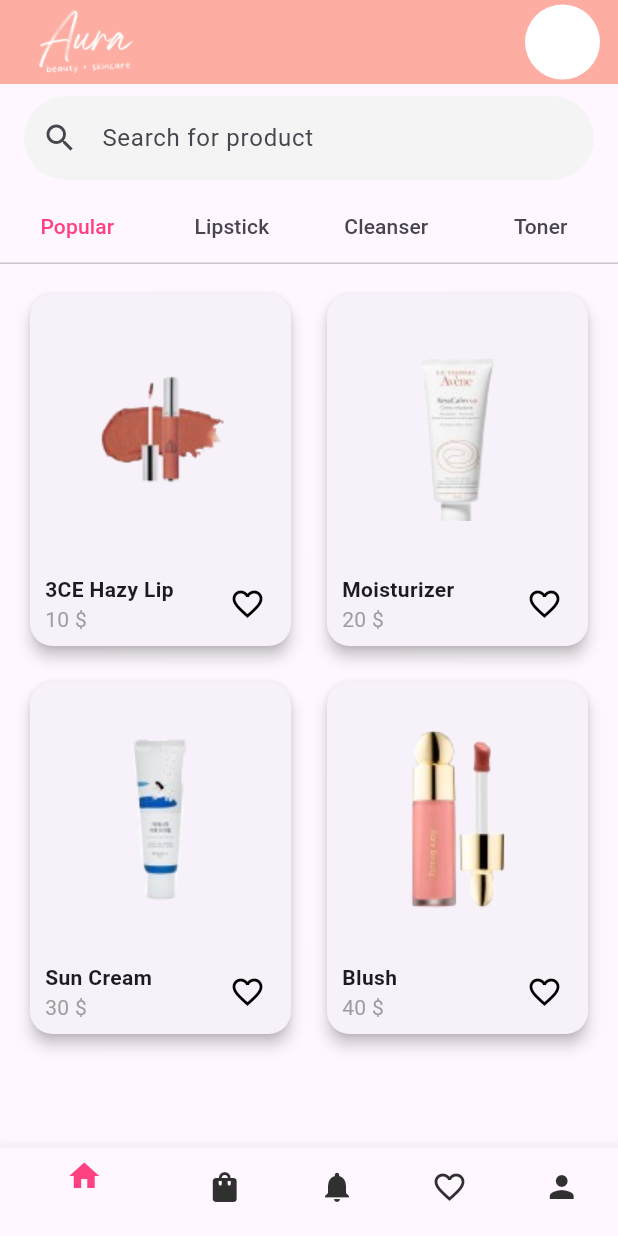
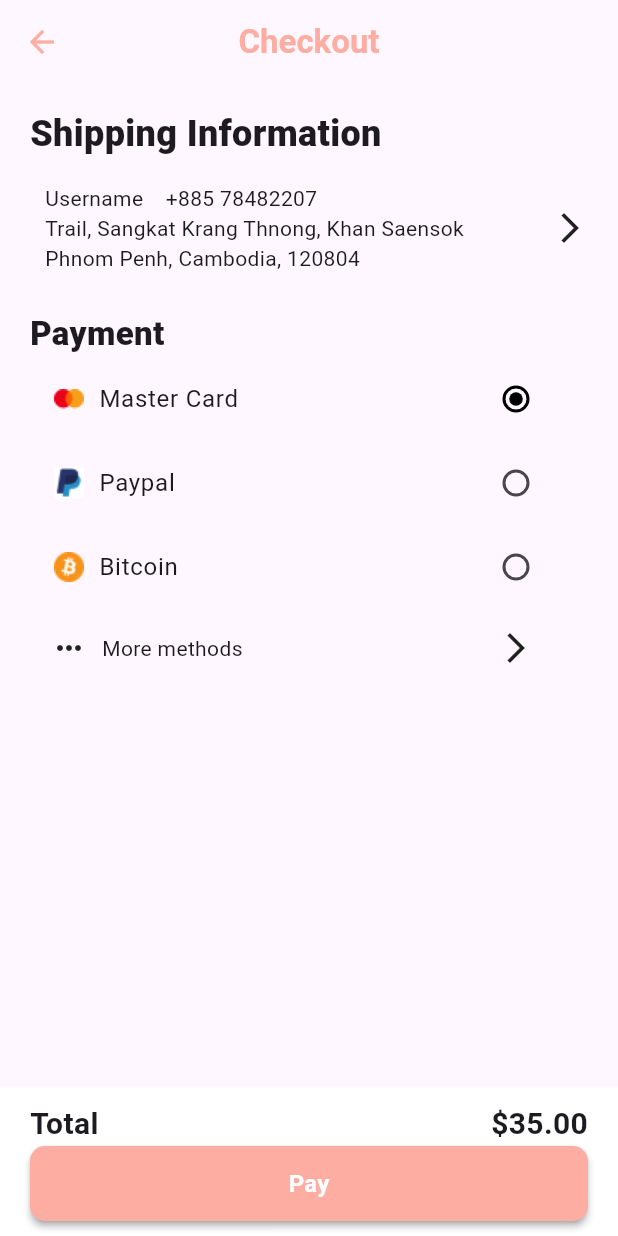
Before and after one commit to tra99/tra99-sala_project_flutter, a Flutter app: the screen it shows after launch, on a phone screen of 412 x 824 dp. Run offline on Flutter 3.47's test engine with Material 3 defaults, Android fonts, the phone set to English and light mode, and no system bars; our stand-ins replace google_fonts.

Commit message:
payment screen

```diff
--- a/lib/main.dart
+++ b/lib/main.dart
@@ -7,9 +7,11 @@ import 'package:flutter_project/src/views/start_screen.dart';
 
 import 'src/authentication/login_screen.dart';
 import 'src/authentication/register.dart';
+import 'src/payments/payment.dart';
 import 'src/test/background_image.dart';
 import 'src/test/date_picker.dart';
 import 'src/components/product_screen.dart';
+import 'src/test/radio_list.dart';
 
 void main() {
   runApp(const MyApp());
@@ -23,7 +25,7 @@ class MyApp extends StatelessWidget {
   Widget build(BuildContext context) {
     return const MaterialApp(
       debugShowCheckedModeBanner: false,
-      home: MyHomeScreen()
+      home: PaymentScreen()
     );
   }
 }
--- /dev/null
+++ b/lib/src/payments/payment.dart
@@ -0,0 +1,173 @@
+import 'package:flutter/material.dart';
+import 'package:flutter_project/src/addToCard/add_to_card.dart';
+import 'package:flutter_project/src/components/button.dart';
+import 'package:flutter_project/src/components/start_screen.dart';
+
+class PaymentScreen extends StatefulWidget {
+  const PaymentScreen({super.key});
+
+  @override
+  State<PaymentScreen> createState() => _PaymentScreenState();
+}
+
+enum SingingCharacter { Credit, Paypal, Bitcoin }
+
+class _PaymentScreenState extends State<PaymentScreen> {
+  SingingCharacter? _character = SingingCharacter.Credit;
+
+  @override
+  Widget build(BuildContext context) {
+    return Scaffold(
+      appBar: AppBar(
+        leading: GestureDetector(
+          onTap: () {
+            Navigator.push(context,
+                MaterialPageRoute(builder: (context) => const AddToCardScreen()));
+          },
+          child: const Icon(
+            Icons.arrow_back,
+            color: FontStyleCustom.mainColorScreen,
+          ),
+        ),
+        centerTitle: true,
+        title: const Text(
+          "Checkout",
+          style: TextStyle(
+              color: FontStyleCustom.mainColorScreen,
+              fontSize: 22,
+              fontWeight: FontWeight.w600),
+        ),
+      ),
+      body: Stack(
+        children: [
+          SingleChildScrollView(
+            padding: const EdgeInsets.only(left: 20, right: 20, top: 16, bottom: 80),
+            child: Column(
+              children: [
+                const Align(
+                  alignment: Alignment.bottomLeft,
+                  child: Text("Shipping Information", style: TextStyle(fontSize: 24, fontWeight: FontWeight.w800)),
+                ),
+                const Padding(
+                  padding: EdgeInsets.only(top: 16, left: 10),
+                  child: Row(
+                    mainAxisAlignment: MainAxisAlignment.spaceBetween,
+                    children: [
+                      Column(
+                        crossAxisAlignment: CrossAxisAlignment.start,
+                        children: [
+                          Text("Username    +885 78482207"),
+                          Text("Trail, Sangkat Krang Thnong, Khan Saensok"),
+                          Text("Phnom Penh, Cambodia, 120804"),
+                        ],
+                      ),
+                      Icon(Icons.arrow_forward_ios_outlined)
+                    ],
+                  ),
+                ),
+                const SizedBox(height: 25),
+                const Align(
+                  alignment: Alignment.bottomLeft,
+                  child: Text("Payment", style: TextStyle(fontSize: 22, fontWeight: FontWeight.w800)),
+                ),
+                ListTile(
+                  title: Row(
+                    children: [
+                      Image.asset("assets/images/masterCard.png"),
+                      const SizedBox(width: 10),
+                      const Text('Master Card'),
+                    ],
+                  ),
+                  trailing: Radio<SingingCharacter>(
+                    activeColor: Colors.black,
+                    value: SingingCharacter.Credit,
+                    groupValue: _character,
+                    onChanged: (SingingCharacter? value) {
+                      setState(() {
+                        _character = value;
+                      });
+                    },
+                  ),
+                ),
+                ListTile(
+                  title: Row(
+                    children: [
+                      Image.asset("assets/images/paypal.png"),
+                      const SizedBox(width: 10),
+                      const Text('Paypal'),
+                    ],
+                  ),
+                  trailing: Radio<SingingCharacter>(
+                    activeColor: Colors.black,
+                    value: SingingCharacter.Paypal,
+                    groupValue: _character,
+                    onChanged: (SingingCharacter? value) {
+                      setState(() {
+                        _character = value;
+                      });
+                    },
+                  ),
+                ),
+                ListTile(
+                  title: Row(
+                    children: [
+                      Image.asset("assets/images/bitcoin.png"),
+                      const SizedBox(width: 10),
+                      const Text('Bitcoin'),
+                    ],
+                  ),
+                  trailing: Radio<SingingCharacter>(
+                    activeColor: Colors.black,
+                    value: SingingCharacter.Bitcoin,
+                    groupValue: _character,
+                    onChanged: (SingingCharacter? value) {
+                      setState(() {
+                        _character = value;
+                      });
+                    },
+                  ),
+                ),
+                const Padding(
+                  padding: EdgeInsets.only(left: 14, right: 36, top: 14),
+                  child: Row(
+                    mainAxisAlignment: MainAxisAlignment.spaceBetween,
+                    children: [
+                      Row(
+                        children: [
+                          Icon(Icons.more_horiz),
+                          SizedBox(width: 10),
+                          Text("More methods"),
+                        ],
+                      ),
+                      Icon(Icons.arrow_forward_ios),
+                    ],
+                  ),
+                ),
+              ],
+            ),
+          ),
+          Align(
+            alignment: Alignment.bottomCenter,
+            child: Container(
+              color: Colors.white,
+              padding: const EdgeInsets.symmetric(vertical: 10, horizontal: 20),
+              child: Column(
+                mainAxisSize: MainAxisSize.min,
+                children: [
+                  const Row(
+                    mainAxisAlignment: MainAxisAlignment.spaceBetween,
+                    children: [
+                      Text("Total", style: TextStyle(fontSize: 20, fontWeight: FontWeight.bold)),
+                      Text("\$35.00", style: TextStyle(fontSize: 20, fontWeight: FontWeight.bold)),
+                    ],
+                  ),
+                  CustomButton(text: "Pay", onPressed: () {}),
+                ],
+              ),
+            ),
+          ),
+        ],
+      ),
+    );
+  }
+}
--- a/lib/src/views/home_screen.dart
+++ b/lib/src/views/home_screen.dart
@@ -1,4 +1,5 @@
 import 'package:flutter/material.dart';
+import 'package:flutter_project/src/addToCard/add_to_card.dart';
 import 'package:flutter_project/src/components/button.dart';
 import 'package:flutter_project/src/components/start_screen.dart';
 
@@ -82,7 +83,11 @@ class _MyHomeScreenState extends State<MyHomeScreen> with SingleTickerProviderSt
                 ),
                 itemCount: _productNames.length,
                 itemBuilder: (context, index) {
-                  return Card(
+                  return GestureDetector(
+                    onTap: () {
+                      Navigator.push(context, MaterialPageRoute(builder: (context)=>AddToCardScreen()));
+                    },
+                    child: Card(
                       shape: RoundedRectangleBorder(
                         borderRadius: BorderRadius.circular(15),
                       ),
@@ -123,6 +128,7 @@ class _MyHomeScreenState extends State<MyHomeScreen> with SingleTickerProviderSt
                           ),
                         ],
                       ),
+                    ),
                   );
                 },
               ),
@@ -161,7 +167,11 @@ class _MyHomeScreenState extends State<MyHomeScreen> with SingleTickerProviderSt
       case 4:
         return Center(child: Text('Profile Screen'));
       default:
-        return Center(child: Text('Home Screen'));
+        return Column(
+          children: [
+
+          ],
+        );
     }
   }
 
```
Also changed, not shown: lib/src/addToCard/add_to_card.dart (+156 -127 lines), assets/images/bitcoin.png (added), assets/images/masterCard.png (added), assets/images/paypal.png (added), 1 other file. Lines whose indentation alone changed are shown as unchanged.
